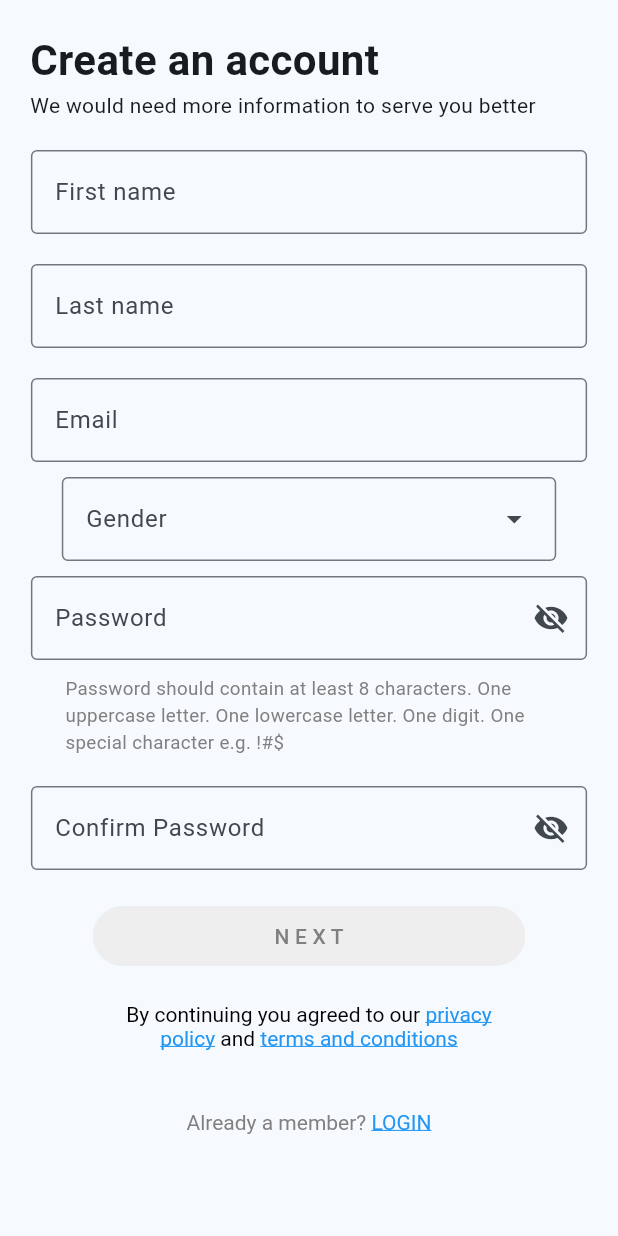
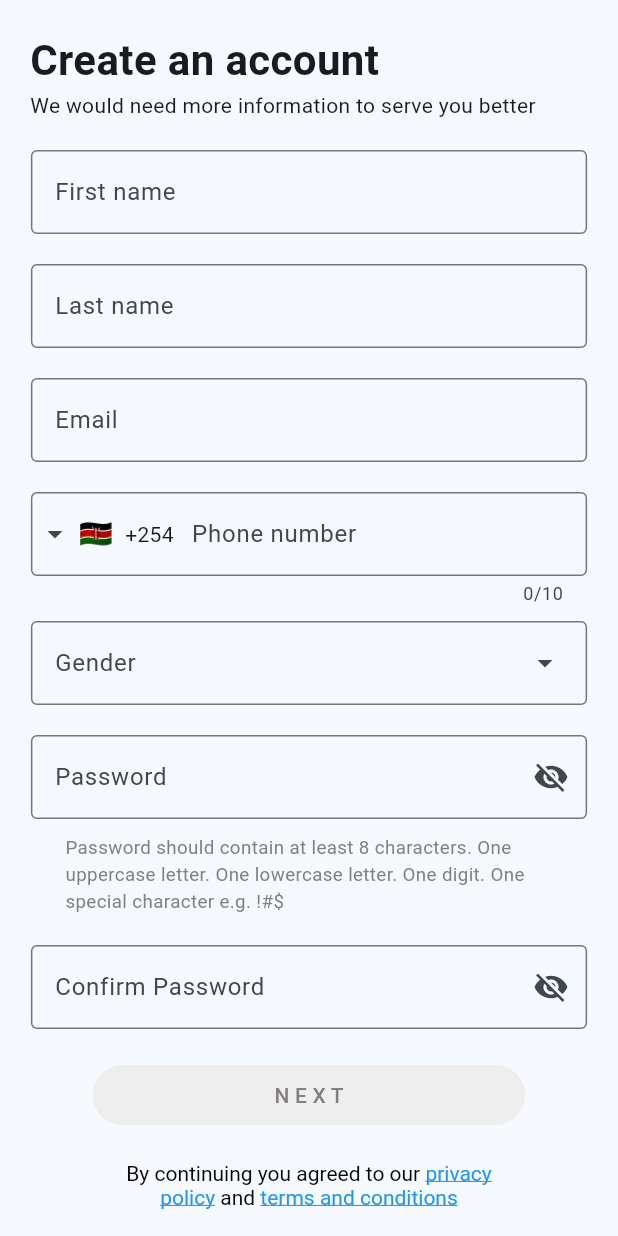
Before and after one commit to H-Munene/zuri_clone, a Flutter app: the RegisterPage screen opened by its route, on a phone screen of 412 x 824 dp. Run offline on Flutter 3.47's test engine with Material 3 defaults, Android fonts, the light colour scheme and no system bars; drawn by our look-alikes of intl_phone_field.

Commit message:
feat: textFormField to input international phone number along with country code.

```diff
--- a/lib/auth/register.dart
+++ b/lib/auth/register.dart
@@ -1,5 +1,6 @@
+import 'package:flutter/material.dart';
 import 'package:flutter/gestures.dart';
-import 'package:flutter/material.dart';
+import 'package:intl_phone_field/intl_phone_field.dart';
 import 'package:zuri_health_clone/utils/globals.dart' as globals;
 import 'package:zuri_health_clone/widgets/loginregisterbtn.dart';
 import 'package:zuri_health_clone/widgets/passwordtxtformfield.dart';
@@ -78,16 +79,34 @@ class _RegisterPageState extends State<RegisterPage> {
                   focusNode: focusemail,
                   ontapfocus: focusemail.requestFocus),
               //phone number
-
+              Container(
+                padding: EdgeInsets.only(bottom: 10, top: 10),
+                width: 0.9 * MediaQuery.of(context).size.width,
+                child: IntlPhoneField(
+                  decoration: InputDecoration(
+                    labelText: globals.phonenumber,
+                    border: OutlineInputBorder(
+                      borderSide: BorderSide(),
+                    ),
+                  ),
+                  initialCountryCode: 'KE',
+                  onChanged: (phone) {
+                    debugPrint(phone.completeNumber);
+                  },
+                ),
+              ),
               //gender
-              DropdownMenu(
-                width: 0.8 * MediaQuery.of(context).size.width,
+              Container(
+                padding: EdgeInsets.only(bottom: 10),
+                child: DropdownMenu(
+                width: 0.9 * MediaQuery.of(context).size.width,
                     hintText: globals.gender,
                     onSelected: (value) => debugPrint(value),
                     dropdownMenuEntries: globals.genders
                         .map((gender) =>
                             DropdownMenuEntry(value: gender, label: gender))
                         .toList()),
+              ),
               //password
               PasswordTextFormField(
                   placeholder: globals.password,
--- a/pubspec.yaml
+++ b/pubspec.yaml
@@ -34,6 +34,7 @@ dependencies:
   # The following adds the Cupertino Icons font to your application.
   # Use with the CupertinoIcons class for iOS style icons.
   cupertino_icons: ^1.0.8
+  intl_phone_field: ^3.2.0
 
 dev_dependencies:
   flutter_test:
```
Also changed, not shown: pubspec.lock. Lines whose indentation alone changed are shown as unchanged.
